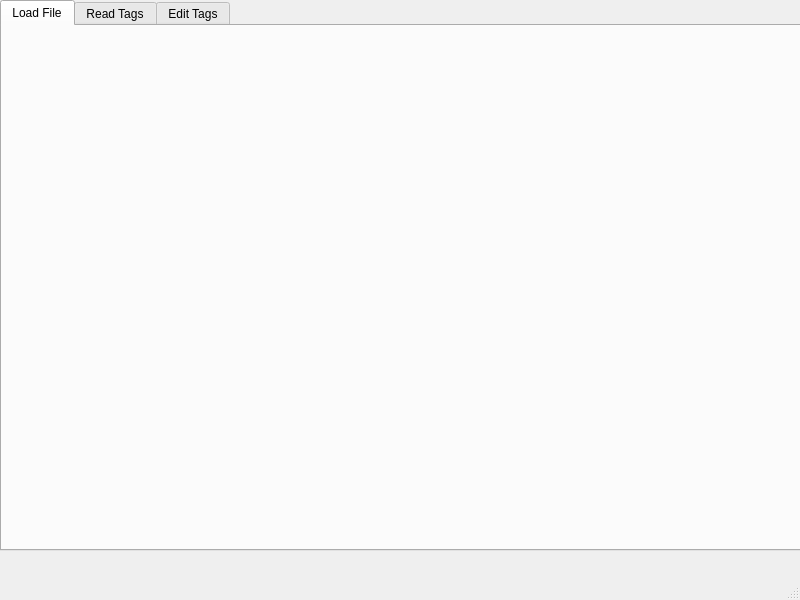
First picture: the form in tools/interface/src/mainwindow.ui, repository GabrielFalisiewicz/DICOM_data_software, before the edit.
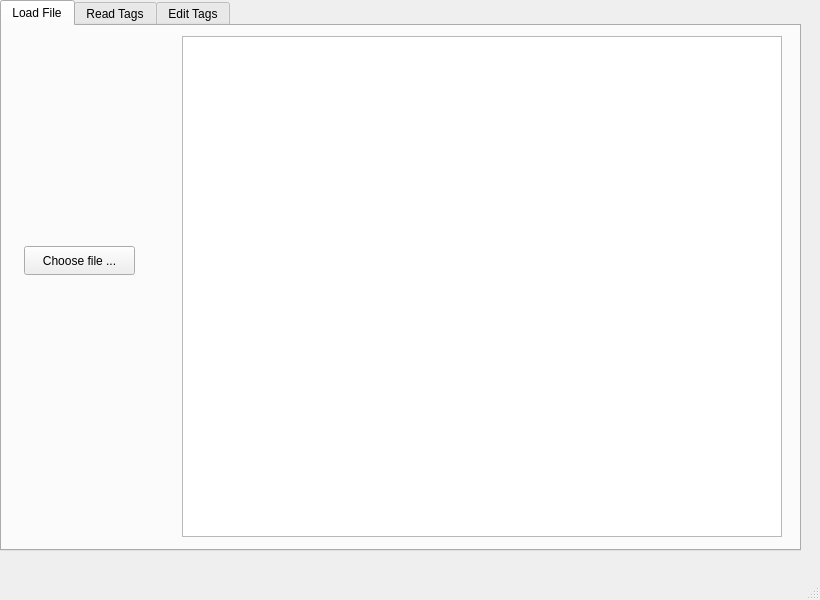
Second picture: the form after the edit. The open tabs and pages were chosen to show the change.

The edit to the form file:
```diff
--- a/tools/interface/src/mainwindow.ui
+++ b/tools/interface/src/mainwindow.ui
@@ -6,14 +6,38 @@
    <rect>
     <x>0</x>
     <y>0</y>
-    <width>800</width>
+    <width>820</width>
     <height>600</height>
    </rect>
   </property>
+  <property name="sizePolicy">
+   <sizepolicy hsizetype="Preferred" vsizetype="Preferred">
+    <horstretch>0</horstretch>
+    <verstretch>0</verstretch>
+   </sizepolicy>
+  </property>
+  <property name="minimumSize">
+   <size>
+    <width>0</width>
+    <height>0</height>
+   </size>
+  </property>
+  <property name="baseSize">
+   <size>
+    <width>0</width>
+    <height>0</height>
+   </size>
+  </property>
   <property name="windowTitle">
    <string>DICOM_data_software</string>
   </property>
   <widget class="QWidget" name="centralwidget">
+   <property name="sizePolicy">
+    <sizepolicy hsizetype="Expanding" vsizetype="Expanding">
+     <horstretch>0</horstretch>
+     <verstretch>0</verstretch>
+    </sizepolicy>
+   </property>
    <widget class="QWidget" name="verticalLayoutWidget">
     <property name="geometry">
      <rect>
@@ -26,12 +50,24 @@
     <layout class="QVBoxLayout" name="verticalLayout">
      <item>
       <widget class="QTabWidget" name="tabWidget">
+       <property name="enabled">
+        <bool>true</bool>
+       </property>
+       <property name="sizePolicy">
+        <sizepolicy hsizetype="Expanding" vsizetype="Expanding">
+         <horstretch>0</horstretch>
+         <verstretch>0</verstretch>
+        </sizepolicy>
+       </property>
        <property name="cursor">
         <cursorShape>PointingHandCursor</cursorShape>
        </property>
        <property name="toolTip">
         <string>&lt;html&gt;&lt;head/&gt;&lt;body&gt;&lt;p&gt;Load File&lt;/p&gt;&lt;/body&gt;&lt;/html&gt;</string>
        </property>
+       <property name="autoFillBackground">
+        <bool>false</bool>
+       </property>
        <property name="currentIndex">
         <number>2</number>
        </property>
@@ -42,6 +78,29 @@
         <attribute name="title">
          <string>Load File</string>
         </attribute>
+        <widget class="QPushButton" name="choosefileButton">
+         <property name="geometry">
+          <rect>
+           <x>22</x>
+           <y>220</y>
+           <width>111</width>
+           <height>29</height>
+          </rect>
+         </property>
+         <property name="text">
+          <string>Choose file ...</string>
+         </property>
+        </widget>
+        <widget class="QGraphicsView" name="dicomView1">
+         <property name="geometry">
+          <rect>
+           <x>180</x>
+           <y>10</y>
+           <width>600</width>
+           <height>501</height>
+          </rect>
+         </property>
+        </widget>
        </widget>
        <widget class="QWidget" name="read">
         <attribute name="title">
```
Left out of the diff: 34 changed lines with no effect on the pictures.
